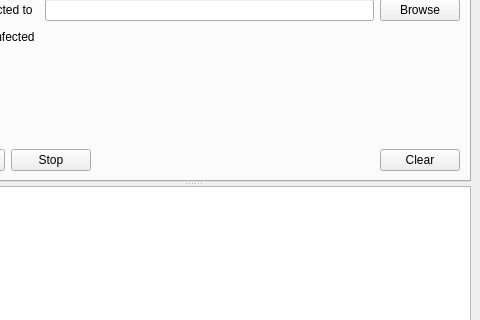
Old version of the form MainWindow.ui in the repository jplozf/calamity; both pictures show x 95 to 575 and y 229 to 549 of the 575 by 638 pixel window.
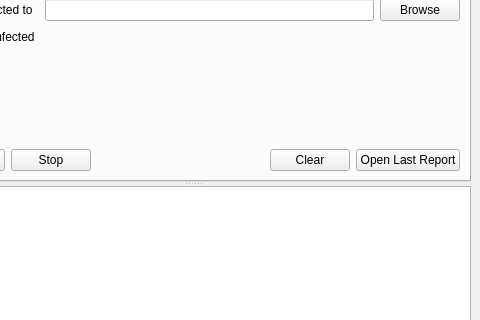
New version of the form. The open tabs and pages were chosen to show the change. Icons and pictures are not drawn. Custom widgets are drawn as their Qt base class.

Commit message:
feat(ui): add “Open Last Report” button to quickly view latest scan report
Adds a button in the Scan panel to open the newest zip report in ~/.calamity/scans.

What changed in the file:
```diff
--- a/MainWindow.ui
+++ b/MainWindow.ui
@@ -168,6 +168,13 @@
                </property>
               </widget>
              </item>
+             <item>
+              <widget class="QPushButton" name="openLastReportButton">
+               <property name="text">
+                <string>Open Last Report</string>
+               </property>
+              </widget>
+             </item>
             </layout>
            </item>
           </layout>
```
The commit also changes 2 other files.
